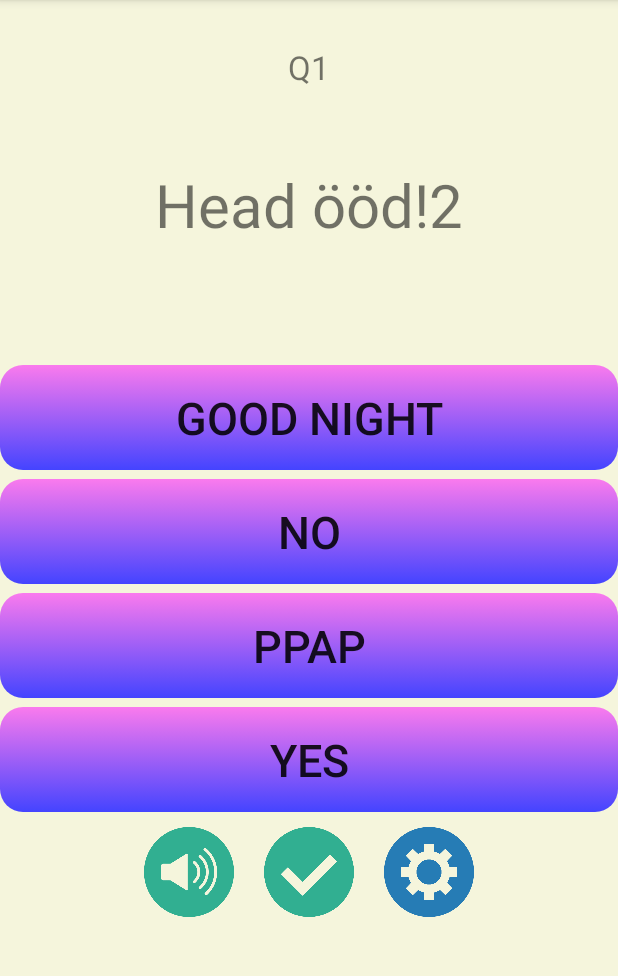
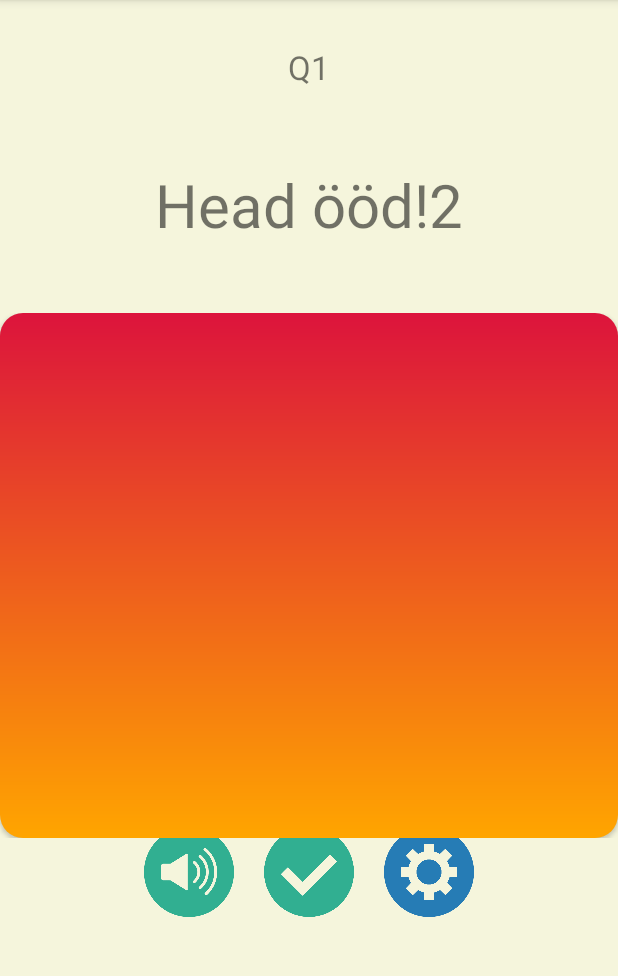
Before and after one commit to Kazukafka/Quvism, an Android app: the screen it shows after launch (MainActivity), after a tap on an icon or button, on a phone screen of 412 x 824 dp, the part 84-1060 px from its top. Run offline under Robolectric (Android 15) with nearby library versions, the phone set to English and light mode, and no system bars; our stand-ins replace AdMob.

Commit message:
layout3 is ok

```diff
--- a/app/src/main/java/com/example/q2/MainActivity.java
+++ b/app/src/main/java/com/example/q2/MainActivity.java
@@ -18,9 +18,11 @@ import android.util.Log;
 import android.view.Gravity;
 import android.view.View;
 import android.widget.Button;
+import android.widget.CompoundButton;
 import android.widget.ImageButton;
 import android.widget.LinearLayout;
 import android.widget.SeekBar;
+import android.widget.Switch;
 import android.widget.TextView;
 import com.google.android.gms.ads.AdListener;
 import com.google.android.gms.ads.MobileAds;
@@ -39,6 +41,7 @@ public class MainActivity extends AppCompatActivity implements TextToSpeech.OnIn
     private LinearLayout kLayout1;
     private LinearLayout kLayout2;
     private LinearLayout kLayout3;
+    //Switch switchSheet = (Switch) findViewById(R.id.switchSheet);
 
     int MY_DATA_CHECK_CODE = 1000;
     TextToSpeech textToSpeech;
@@ -60,6 +63,7 @@ public class MainActivity extends AppCompatActivity implements TextToSpeech.OnIn
     private SeekBar mSeekBarPitch;
     private SeekBar mSeekBarSpeed;
     private Button bbreset;
+    private Switch switchSheet;
 
     //Fragment Data Moveing 1) Create SP in Main 2) Call the sp in Fragmet 3) Edit sp in fragment 4) get data from SP in Main
     ArrayList<ArrayList<String>> questionArray1 = new ArrayList<>();
@@ -132,7 +136,6 @@ public class MainActivity extends AppCompatActivity implements TextToSpeech.OnIn
         kLayout2 = (LinearLayout)findViewById(R.id.layout2);
         kLayout3 = (LinearLayout)findViewById(R.id.layout3);
 
-
         /*
         if(savedInstanceState == null){
             button_fragment.setOnClickListener(new View.OnClickListener(){
@@ -151,18 +154,25 @@ public class MainActivity extends AppCompatActivity implements TextToSpeech.OnIn
         }
 
          */
+
+
         findViewById(R.id.redsh1).setOnClickListener(new View.OnClickListener() {
             @Override
             public void onClick(View view) {
                 kLayout3.setVisibility(View.INVISIBLE);
             }
         });
+
+
+/*
         findViewById(R.id.image_button_check).setOnClickListener(new View.OnClickListener() {
             @Override
             public void onClick(View view) {
                 kLayout3.setVisibility(View.VISIBLE);
             }
         });
+
+         */
         findViewById(R.id.image_button_setting).setOnClickListener(new View.OnClickListener() {
             @Override
             public void onClick(View view) {
@@ -178,7 +188,7 @@ public class MainActivity extends AppCompatActivity implements TextToSpeech.OnIn
 
         mSeekBarPitch = findViewById(R.id.seek_bar_pitch);
         mSeekBarSpeed = findViewById(R.id.seek_bar_speed);
-
+        switchSheet = (Switch) findViewById(R.id.switchSheet);
         //image_button_speak
         ttsText = (TextView) findViewById(R.id.questionLabel);
         speakbutton = (ImageButton) findViewById(R.id.image_button_speak);
@@ -200,12 +210,13 @@ public class MainActivity extends AppCompatActivity implements TextToSpeech.OnIn
         });
 
         bbreset = (Button) findViewById(R.id.resetPS);
-        //switchSheet = (Switch) findViewById(R.id.switchSheet);
+        //Switch switchSheet = (Switch) findViewById(R.id.switchSheet);
         bbreset.setOnClickListener(new View.OnClickListener() {
             @Override
             public void onClick(View view) {
                 mSeekBarPitch.setProgress(50);
                 mSeekBarSpeed.setProgress(50);
+                //switchSheet.setChecked(false);
             }
         });
 
@@ -238,7 +249,6 @@ public class MainActivity extends AppCompatActivity implements TextToSpeech.OnIn
 
     @Override
     protected void onActivityResult(int requestCode, int resultCode, @Nullable Intent data) {
-
         super.onActivityResult(requestCode, resultCode, data);
         if (requestCode == MY_DATA_CHECK_CODE) {
             if (resultCode == TextToSpeech.Engine.CHECK_VOICE_DATA_PASS){
@@ -282,6 +292,20 @@ public class MainActivity extends AppCompatActivity implements TextToSpeech.OnIn
         answerBtn4.setText(question.get(3));
         //Delete question from this array
         questionArray1.remove(randomNum);
+        kLayout3.setVisibility(View.VISIBLE);
+
+        /*
+        CompoundButton toggle = (CompoundButton) findViewById(R.id.switchSheet);
+        toggle.setOnCheckedChangeListener(new CompoundButton.OnCheckedChangeListener() {
+            @Override
+            public void onCheckedChanged(CompoundButton buttonView, boolean isChecked) {
+                if (isChecked) {
+                    kLayout3.setVisibility(View.VISIBLE);
+                }
+            }
+        });
+
+         */
     }
     //InsertDate method
     private void insertData(SQLiteDatabase db, String com, String price){
--- a/app/src/main/java/com/example/q2/StartActivity.java
+++ b/app/src/main/java/com/example/q2/StartActivity.java
@@ -2,12 +2,16 @@ package com.example.q2;
 
 import androidx.appcompat.app.ActionBar;
 import androidx.appcompat.app.AppCompatActivity;
+import androidx.appcompat.widget.Toolbar;
+
 import android.content.Intent;
 import android.os.Bundle;
 import android.view.LayoutInflater;
 import android.view.Menu;
 import android.view.View;
 import android.widget.ImageButton;
+
+import com.google.android.material.snackbar.Snackbar;
 
 public class StartActivity extends AppCompatActivity {
     private int dbNum = 1;
@@ -16,6 +20,20 @@ public class StartActivity extends AppCompatActivity {
     protected void onCreate(Bundle savedInstanceState) {
         super.onCreate(savedInstanceState);
         setContentView(R.layout.activity_start);
+        /*
+
+        Toolbar toolbar = (Toolbar) findViewById(R.id.toolbar);
+        toolbar.setTitle("Title");
+        toolbar.setNavigationIcon(android.R.drawable.sym_def_app_icon);
+        toolbar.setNavigationOnClickListener(new View.OnClickListener() {
+            @Override
+            public void onClick(View view) {
+                Snackbar.make(view, "Replace with your own action", Snackbar.LENGTH_LONG)
+                        .setAction("Action", null).show();
+            }
+        });
+
+         */
 
         ImageButton imageButton1 = findViewById(R.id.image_button1);
         ImageButton imageButton2 = findViewById(R.id.image_button2);
@@ -30,9 +48,11 @@ public class StartActivity extends AppCompatActivity {
         });
     }
 
+
     @Override
     public boolean onCreateOptionsMenu(Menu menu) {
         getMenuInflater().inflate(R.menu.main_menu, menu);
         return true;
     }
+
 }
--- a/app/src/main/res/layout/activity_main.xml
+++ b/app/src/main/res/layout/activity_main.xml
@@ -183,7 +183,7 @@
                             android:text="Hard"
                             android:textColor="#ffffff"
                             android:textSize="25sp" />
-                        <com.google.android.material.switchmaterial.SwitchMaterial
+                        <Switch
                             android:id="@+id/switchSheet"
                             android:layout_width="100dp"
                             android:layout_height="40dp"
--- a/app/src/main/res/layout/activity_start.xml
+++ b/app/src/main/res/layout/activity_start.xml
@@ -11,7 +11,6 @@
         android:background="#f5deb3"
         android:layout_height="350dp"
         android:layout_width="match_parent">
-
 
         <com.google.android.material.appbar.CollapsingToolbarLayout
             android:layout_width="match_parent"
--- a/app/src/main/res/menu/main_menu.xml
+++ b/app/src/main/res/menu/main_menu.xml
@@ -3,7 +3,7 @@
     xmlns:app="http://schemas.android.com/apk/res-auto">
     <item
         android:id="@+id/add_button"
-        android:icon="@android:drawable/ic_menu_help"
+        android:icon="@drawable/icon3"
         app:showAsAction="always"
         android:title=""
         >
--- a/app/src/main/res/values/styles.xml
+++ b/app/src/main/res/values/styles.xml
@@ -7,9 +7,4 @@
         <item name="colorAccent">@color/colorAccent</item>
     </style>
 
-    <style name="SplashTheme" parent="Theme.AppCompat.Light.DarkActionBar">
-        <!-- 初回起動時のテーマの内容 -->
-        <item name="android:windowBackground">@drawable/splash</item>
-    </style>
-
 </resources>
```
Also changed, not shown: app/src/main/res/drawable-v24/icon3.png (added).
